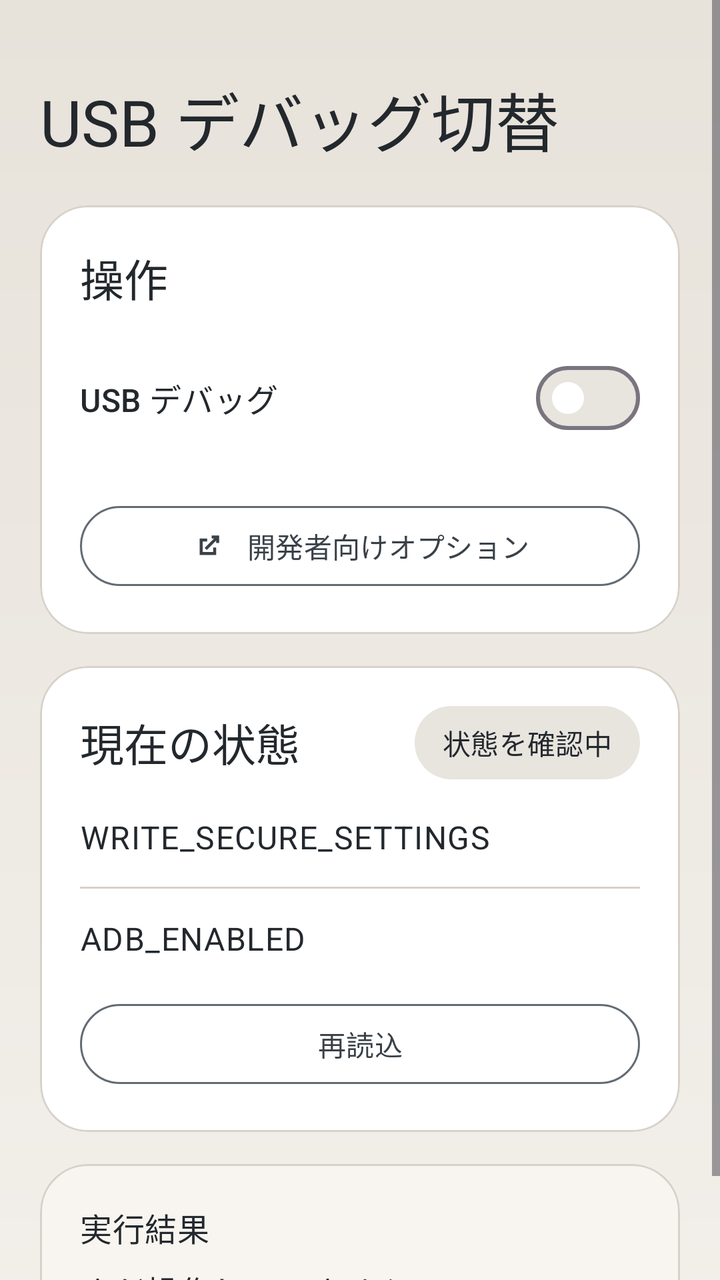
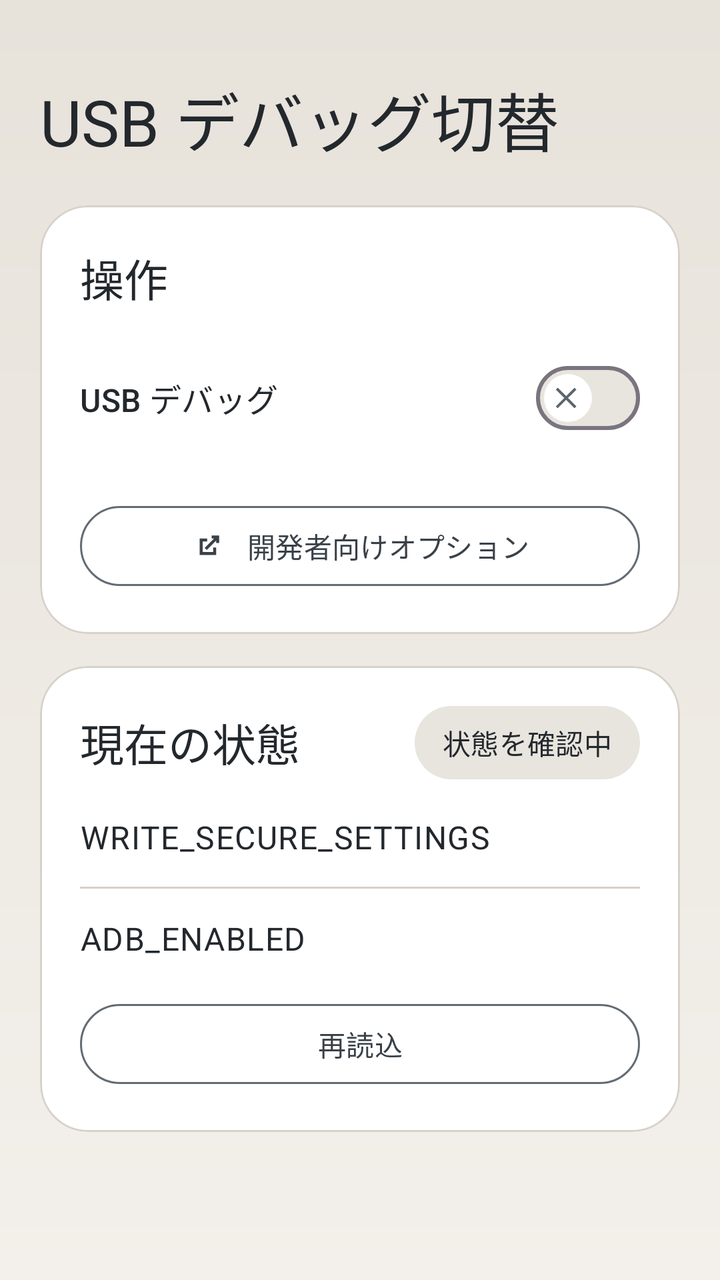

Screens rendered from an Android XML layout before and after an edit, with the pre-edit source and the edit as a unified diff.
<!-- AndroidManifest.xml: application theme Theme.AndroidUsbDebugMode -->
<!-- res/layout/activity_main.xml -->
<?xml version="1.0" encoding="utf-8"?>
<ScrollView xmlns:android="http://schemas.android.com/apk/res/android"
    xmlns:app="http://schemas.android.com/apk/res-auto"
    android:layout_width="match_parent"
    android:layout_height="match_parent"
    android:fillViewport="true"
    android:fitsSystemWindows="true">

    <LinearLayout
        android:layout_width="match_parent"
        android:layout_height="wrap_content"
        android:background="@drawable/screen_background"
        android:orientation="vertical"
        android:paddingStart="20dp"
        android:paddingTop="36dp"
        android:paddingEnd="20dp"
        android:paddingBottom="20dp">

        <TextView
            android:id="@+id/titleView"
            android:layout_width="match_parent"
            android:layout_height="wrap_content"
            android:layout_marginBottom="4dp"
            android:text="@string/title"
            android:textAppearance="@style/TextAppearance.Material3.HeadlineLarge"
            android:textColor="@color/ink_900" />

        <com.google.android.material.card.MaterialCardView
            android:id="@+id/actionCard"
            android:layout_width="match_parent"
            android:layout_height="wrap_content"
            android:layout_marginTop="16dp"
            app:cardBackgroundColor="@android:color/white"
            app:cardCornerRadius="24dp"
            app:cardElevation="0dp"
            app:strokeColor="@color/card_stroke"
            app:strokeWidth="1dp">

            <LinearLayout
                android:layout_width="match_parent"
                android:layout_height="wrap_content"
                android:orientation="vertical"
                android:padding="20dp">

                <TextView
                    android:layout_width="wrap_content"
                    android:layout_height="wrap_content"
                    android:text="@string/action_section_title"
                    android:textAppearance="@style/TextAppearance.Material3.TitleLarge"
                    android:textColor="@color/ink_900" />

                <com.google.android.material.materialswitch.MaterialSwitch
                    android:id="@+id/debugToggle"
                    android:layout_width="match_parent"
                    android:layout_height="wrap_content"
                    android:layout_marginTop="16dp"
                    android:minHeight="56dp"
                    android:text="@string/debug_toggle_label"
                    android:textAppearance="@style/TextAppearance.Material3.TitleMedium"
                    android:textColor="@color/ink_900"
                    app:thumbTint="@color/debug_switch_thumb"
                    app:trackTint="@color/debug_switch_track" />

                <LinearLayout
                    android:layout_width="match_parent"
                    android:layout_height="wrap_content"
                    android:layout_marginTop="14dp"
                    android:orientation="horizontal">

                    <com.google.android.material.button.MaterialButton
                        android:id="@+id/openDeveloperOptionsButton"
                        style="@style/Widget.Material3.Button.TextButton"
                        android:layout_width="0dp"
                        android:layout_height="wrap_content"
                        android:layout_weight="1"
                        android:text="@string/open_developer_options_button"
                        android:visibility="gone" />
                </LinearLayout>

                <com.google.android.material.button.MaterialButton
                    android:id="@+id/openDeveloperOptionsButtonSecondary"
                    style="@style/Widget.Material3.Button.OutlinedButton"
                    android:layout_width="match_parent"
                    android:layout_height="wrap_content"
                    android:layout_marginTop="8dp"
                    android:minHeight="48dp"
                    android:text="@string/open_developer_options_button"
                    android:textColor="@color/blue_900"
                    app:icon="@drawable/ic_open_link"
                    app:iconGravity="textStart"
                    app:iconPadding="10dp"
                    app:iconTint="@color/blue_900"
                    app:strokeColor="@color/blue_700"
                    app:strokeWidth="1dp" />

            </LinearLayout>
        </com.google.android.material.card.MaterialCardView>

        <com.google.android.material.card.MaterialCardView
            android:id="@+id/statusCard"
            android:layout_width="match_parent"
            android:layout_height="wrap_content"
            android:layout_marginTop="16dp"
            app:cardBackgroundColor="@android:color/white"
            app:cardCornerRadius="24dp"
            app:cardElevation="0dp"
            app:strokeColor="@color/card_stroke"
            app:strokeWidth="1dp">

            <LinearLayout
                android:layout_width="match_parent"
                android:layout_height="wrap_content"
                android:orientation="vertical"
                android:padding="20dp">

                <LinearLayout
                    android:layout_width="match_parent"
                    android:layout_height="wrap_content"
                    android:gravity="center_vertical"
                    android:orientation="horizontal">

                    <TextView
                        android:layout_width="0dp"
                        android:layout_height="wrap_content"
                        android:layout_weight="1"
                        android:text="@string/status_section_title"
                        android:textAppearance="@style/TextAppearance.Material3.TitleLarge"
                        android:textColor="@color/ink_900" />

                    <TextView
                        android:id="@+id/overallStatusValue"
                        android:layout_width="wrap_content"
                        android:layout_height="wrap_content"
                        android:background="@drawable/pill_status_neutral"
                        android:paddingStart="14dp"
                        android:paddingTop="8dp"
                        android:paddingEnd="14dp"
                        android:paddingBottom="8dp"
                        android:text="@string/status_pending"
                        android:textAppearance="@style/TextAppearance.Material3.LabelLarge"
                        android:textColor="@color/ink_900" />
                </LinearLayout>

                <LinearLayout
                    android:layout_width="match_parent"
                    android:layout_height="wrap_content"
                    android:layout_marginTop="18dp"
                    android:gravity="center_vertical"
                    android:orientation="horizontal">

                    <TextView
                        android:layout_width="0dp"
                        android:layout_height="wrap_content"
                        android:layout_weight="1"
                        android:text="@string/permission_label"
                        android:textAppearance="@style/TextAppearance.Material3.BodyLarge"
                        android:textColor="@color/ink_900" />

                    <TextView
                        android:id="@+id/permissionValue"
                        android:layout_width="wrap_content"
                        android:layout_height="wrap_content"
                        android:textAppearance="@style/TextAppearance.Material3.BodyLarge"
                        android:textColor="@color/ink_500" />
                </LinearLayout>

                <View
                    android:layout_width="match_parent"
                    android:layout_height="1dp"
                    android:layout_marginTop="14dp"
                    android:background="@color/card_stroke" />

                <LinearLayout
                    android:layout_width="match_parent"
                    android:layout_height="wrap_content"
                    android:layout_marginTop="14dp"
                    android:gravity="center_vertical"
                    android:orientation="horizontal">

                    <TextView
                        android:layout_width="0dp"
                        android:layout_height="wrap_content"
                        android:layout_weight="1"
                        android:text="@string/adb_enabled_label"
                        android:textAppearance="@style/TextAppearance.Material3.BodyLarge"
                        android:textColor="@color/ink_900" />

                    <TextView
                        android:id="@+id/readbackValue"
                        android:layout_width="wrap_content"
                        android:layout_height="wrap_content"
                        android:textAppearance="@style/TextAppearance.Material3.BodyLarge"
                        android:textColor="@color/ink_500" />
                </LinearLayout>

                <com.google.android.material.button.MaterialButton
                    android:id="@+id/refreshButton"
                    style="@style/Widget.Material3.Button.OutlinedButton"
                    android:layout_width="match_parent"
                    android:layout_height="wrap_content"
                    android:layout_marginTop="18dp"
                    android:text="@string/refresh_button"
                    android:textColor="@color/blue_900"
                    app:strokeColor="@color/blue_700"
                    app:strokeWidth="1dp" />

            </LinearLayout>
        </com.google.android.material.card.MaterialCardView>

        <com.google.android.material.card.MaterialCardView
            android:id="@+id/resultCard"
            android:layout_width="match_parent"
            android:layout_height="wrap_content"
            android:layout_marginTop="16dp"
            app:cardBackgroundColor="@color/result_neutral"
            app:cardCornerRadius="24dp"
            app:cardElevation="0dp"
            app:strokeColor="@color/card_stroke"
            app:strokeWidth="1dp">

            <LinearLayout
                android:layout_width="match_parent"
                android:layout_height="wrap_content"
                android:orientation="vertical"
                android:padding="20dp">

                <TextView
                    android:layout_width="wrap_content"
                    android:layout_height="wrap_content"
                    android:text="@string/result_label"
                    android:textAppearance="@style/TextAppearance.Material3.TitleMedium"
                    android:textColor="@color/ink_900" />

                <TextView
                    android:id="@+id/resultValue"
                    android:layout_width="match_parent"
                    android:layout_height="wrap_content"
                    android:layout_marginTop="8dp"
                    android:lineSpacingExtra="2dp"
                    android:text="@string/result_initial"
                    android:textAppearance="@style/TextAppearance.Material3.BodyLarge"
                    android:textColor="@color/ink_900" />
            </LinearLayout>
        </com.google.android.material.card.MaterialCardView>

    </LinearLayout>
</ScrollView>
<!-- resources referenced by this layout -->
<resources>
  <color name="blue_700">#636B74</color>
  <color name="blue_900">#394148</color>
  <color name="card_stroke">#D7D1C9</color>
  <color name="ink_500">#6A7178</color>
  <color name="ink_900">#23282D</color>
  <color name="result_neutral">#F8F5F0</color>
  <!-- drawable ic_open_link (drawable) -->
  <?xml version="1.0" encoding="utf-8"?>
  <vector xmlns:android="http://schemas.android.com/apk/res/android"
      android:width="24dp"
      android:height="24dp"
      android:viewportWidth="24"
      android:viewportHeight="24">
      <path
          android:fillColor="#394148"
          android:pathData="M14,5h5v5h-2V8.41l-6.29,6.3-1.42,-1.42L15.59,7H14V5z" />
      <path
          android:fillColor="#394148"
          android:pathData="M6,7h5v2H8v7h7v-3h2v5H6V7z" />
  </vector>
  <!-- drawable pill_status_neutral (drawable) -->
  <?xml version="1.0" encoding="utf-8"?>
  <shape xmlns:android="http://schemas.android.com/apk/res/android"
      android:shape="rectangle">
      <solid android:color="@color/status_neutral_bg" />
      <corners android:radius="999dp" />
  </shape>
  <!-- drawable screen_background (drawable) -->
  <?xml version="1.0" encoding="utf-8"?>
  <shape xmlns:android="http://schemas.android.com/apk/res/android"
      android:shape="rectangle">
      <gradient
          android:angle="270"
          android:endColor="@color/sand_050"
          android:startColor="@color/sand_100" />
  </shape>
  <string name="action_section_title">操作</string>
  <string name="adb_enabled_label">ADB_ENABLED</string>
  <string name="debug_toggle_label">USB デバッグ</string>
  <string name="open_developer_options_button">開発者向けオプション</string>
  <string name="permission_label">WRITE_SECURE_SETTINGS</string>
  <string name="refresh_button">再読込</string>
  <string name="result_initial">まだ操作していません。</string>
  <string name="result_label">実行結果</string>
  <string name="status_pending">状態を確認中</string>
  <string name="status_section_title">現在の状態</string>
  <string name="title">USB デバッグ切替</string>
  <style name="Theme.AndroidUsbDebugMode" parent="Theme.Material3.Light.NoActionBar">
          <item name="colorPrimary">@color/blue_700</item>
          <item name="colorOnPrimary">@android:color/white</item>
          <item name="android:colorBackground">@color/sand_050</item>
          <item name="android:statusBarColor">@color/blue_900</item>
          <item name="android:navigationBarColor">@color/sand_050</item>
          <item name="android:windowLightStatusBar" tools:targetApi="m">false</item>
      </style>
  <color name="status_neutral_bg">#E8E4DE</color>
  <color name="sand_050">#F3F0EB</color>
  <color name="sand_100">#E7E2DA</color>
</resources>

<!-- the commit's change to res/layout/activity_main.xml (unified diff, before → after) -->
@@ -58,6 +58,8 @@
                     android:text="@string/debug_toggle_label"
                     android:textAppearance="@style/TextAppearance.Material3.TitleMedium"
                     android:textColor="@color/ink_900"
+                    app:thumbIcon="@drawable/debug_switch_thumb_icon"
+                    app:thumbIconTint="@color/debug_switch_thumb_icon_tint"
                     app:thumbTint="@color/debug_switch_thumb"
                     app:trackTint="@color/debug_switch_track" />
 
@@ -207,41 +209,5 @@
             </LinearLayout>
         </com.google.android.material.card.MaterialCardView>
 
-        <com.google.android.material.card.MaterialCardView
-            android:id="@+id/resultCard"
-            android:layout_width="match_parent"
-            android:layout_height="wrap_content"
-            android:layout_marginTop="16dp"
-            app:cardBackgroundColor="@color/result_neutral"
-            app:cardCornerRadius="24dp"
-            app:cardElevation="0dp"
-            app:strokeColor="@color/card_stroke"
-            app:strokeWidth="1dp">
-
-            <LinearLayout
-                android:layout_width="match_parent"
-                android:layout_height="wrap_content"
-                android:orientation="vertical"
-                android:padding="20dp">
-
-                <TextView
-                    android:layout_width="wrap_content"
-                    android:layout_height="wrap_content"
-                    android:text="@string/result_label"
-                    android:textAppearance="@style/TextAppearance.Material3.TitleMedium"
-                    android:textColor="@color/ink_900" />
-
-                <TextView
-                    android:id="@+id/resultValue"
-                    android:layout_width="match_parent"
-                    android:layout_height="wrap_content"
-                    android:layout_marginTop="8dp"
-                    android:lineSpacingExtra="2dp"
-                    android:text="@string/result_initial"
-                    android:textAppearance="@style/TextAppearance.Material3.BodyLarge"
-                    android:textColor="@color/ink_900" />
-            </LinearLayout>
-        </com.google.android.material.card.MaterialCardView>
-
     </LinearLayout>
 </ScrollView>
<!-- resource entries referenced after the edit -->
@@ -5,7 +5,12 @@
   <color name="card_stroke">#D7D1C9</color>
   <color name="ink_500">#6A7178</color>
   <color name="ink_900">#23282D</color>
-  <color name="result_neutral">#F8F5F0</color>
+  <!-- drawable debug_switch_thumb_icon (drawable) -->
+  <?xml version="1.0" encoding="utf-8"?>
+  <selector xmlns:android="http://schemas.android.com/apk/res/android">
+      <item android:drawable="@drawable/ic_switch_check" android:state_checked="true" />
+      <item android:drawable="@drawable/ic_switch_close" />
+  </selector>
   <!-- drawable ic_open_link (drawable) -->
   <?xml version="1.0" encoding="utf-8"?>
   <vector xmlns:android="http://schemas.android.com/apk/res/android"
@@ -42,8 +47,6 @@
   <string name="open_developer_options_button">開発者向けオプション</string>
   <string name="permission_label">WRITE_SECURE_SETTINGS</string>
   <string name="refresh_button">再読込</string>
-  <string name="result_initial">まだ操作していません。</string>
-  <string name="result_label">実行結果</string>
   <string name="status_pending">状態を確認中</string>
   <string name="status_section_title">現在の状態</string>
   <string name="title">USB デバッグ切替</string>
@@ -55,6 +58,28 @@
           <item name="android:navigationBarColor">@color/sand_050</item>
           <item name="android:windowLightStatusBar" tools:targetApi="m">false</item>
       </style>
+  <!-- drawable ic_switch_check (drawable) -->
+  <?xml version="1.0" encoding="utf-8"?>
+  <vector xmlns:android="http://schemas.android.com/apk/res/android"
+      android:width="24dp"
+      android:height="24dp"
+      android:viewportWidth="24"
+      android:viewportHeight="24">
+      <path
+          android:fillColor="@android:color/white"
+          android:pathData="M9,16.17l-3.88,-3.88L4,13.41 9,18.41 20,7.41 18.59,6z" />
+  </vector>
+  <!-- drawable ic_switch_close (drawable) -->
+  <?xml version="1.0" encoding="utf-8"?>
+  <vector xmlns:android="http://schemas.android.com/apk/res/android"
+      android:width="24dp"
+      android:height="24dp"
+      android:viewportWidth="24"
+      android:viewportHeight="24">
+      <path
+          android:fillColor="@android:color/white"
+          android:pathData="M18.3,5.71L12,12l6.3,6.29 -1.41,1.41L10.59,13.41 4.29,19.71 2.88,18.29 9.17,12 2.88,5.71 4.29,4.29l6.3,6.3 6.29,-6.3z" />
+  </vector>
   <color name="status_neutral_bg">#E8E4DE</color>
   <color name="sand_050">#F3F0EB</color>
   <color name="sand_100">#E7E2DA</color>
